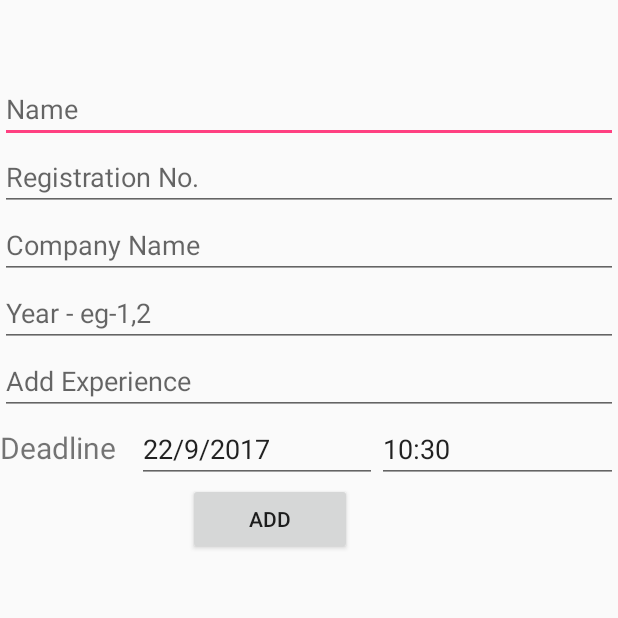
After one commit to mkfeuhrer/TPO-MNNIT, an Android app: the AddInterviewExperience screen opened directly, with no data from a screen before it, on a phone screen of 412 x 824 dp, the top half of it. The commit adds this screen. Run offline under Robolectric (Android 15) with nearby library versions, the phone set to English and light mode, and no system bars; our stand-ins replace Firebase (no records; nobody signed in at launch, a user with empty details on screens opened directly).

Commit message:
Adding InterViewExperience Feature with RecylerView Implementation

```diff
--- a/app/build.gradle
+++ b/app/build.gradle
@@ -40,6 +40,6 @@ dependencies {
     compile 'com.google.firebase:firebase-core:9.0.0'
     compile 'com.android.support:design:26.+'
     compile 'com.android.support:support-v4:26.+'
+    compile 'com.android.support:cardview-v7:25.3.1'
     testCompile 'junit:junit:4.12'
-    compile 'com.android.support:cardview-v7:25.3.1'
 }
--- a/app/src/main/java/com/example/mohit/tpomnnit/services/NotificationService.java
+++ b/app/src/main/java/com/example/mohit/tpomnnit/services/NotificationService.java
@@ -62,7 +62,7 @@ public class NotificationService extends IntentService{
                 NotificationHandler.showNotification(this, R.drawable.company4, "Company added","a new company is added click here to check");
             }
             try {
-                Thread.sleep(1000);
+                Thread.sleep(10000);
             } catch (InterruptedException e) {
                 e.printStackTrace();
             }
--- /dev/null
+++ b/app/src/main/java/com/example/mohit/tpomnnit/student/InterviewExperience/AddInterviewExperience.java
@@ -0,0 +1,172 @@
+package com.example.mohit.tpomnnit.student.InterviewExperience;
+
+import android.app.DatePickerDialog;
+import android.app.Dialog;
+import android.app.TimePickerDialog;
+import android.support.v7.app.AppCompatActivity;
+import android.os.Bundle;
+import android.text.TextUtils;
+import android.util.Log;
+import android.view.View;
+import android.widget.Button;
+import android.widget.DatePicker;
+import android.widget.EditText;
+import android.widget.TimePicker;
+
+import com.example.mohit.tpomnnit.R;
+import com.example.mohit.tpomnnit.student.company.Companies;
+import com.google.firebase.database.DataSnapshot;
+import com.google.firebase.database.DatabaseError;
+import com.google.firebase.database.DatabaseReference;
+import com.google.firebase.database.FirebaseDatabase;
+import com.google.firebase.database.ValueEventListener;
+
+import java.util.ArrayList;
+import java.util.Calendar;
+
+public class AddInterviewExperience extends AppCompatActivity {
+
+
+    private static final String TAG = AddInterviewExperience.class.getSimpleName();
+    private DatabaseReference mDatabase;
+    private String interviewId;
+    private Button addinterview;
+    private EditText company,year,date,experience,time,name,regno;
+    private int Year, month, day,hours,minutes;
+    Calendar calendar;
+
+    @Override
+    protected void onCreate(Bundle savedInstanceState) {
+        super.onCreate(savedInstanceState);
+        setContentView(R.layout.activity_add_interview_experience);
+
+        mDatabase = FirebaseDatabase.getInstance().getReference("interviews");
+        interviewId = mDatabase.push().getKey();
+
+
+        addinterview   = (Button)findViewById(R.id.addinterview);
+        year           = (EditText)findViewById(R.id.year);
+        company        = (EditText)findViewById(R.id.company);
+        experience     = (EditText)findViewById(R.id.experience);
+        name           = (EditText)findViewById(R.id.name);
+        regno           = (EditText)findViewById(R.id.regno);
+
+        calendar = Calendar.getInstance();
+        Year = calendar.get(Calendar.YEAR);
+        hours = calendar.get(Calendar.HOUR_OF_DAY);
+        minutes = calendar.get(Calendar.MINUTE);
+        month = calendar.get(Calendar.MONTH);
+        day = calendar.get(Calendar.DAY_OF_MONTH);
+
+        date = (EditText) findViewById(R.id.textDate);
+        time = (EditText) findViewById(R.id.textTime);
+        showTime(hours,minutes);
+        showDate(Year, month+1, day);
+        date.setFocusable(false);
+        time.setFocusable(false);
+        date.setOnClickListener(new View.OnClickListener() {
+            @Override
+            public void onClick(View v) {
+                setDate(v);
+            }
+        });
+        time.setOnClickListener(new View.OnClickListener() {
+            @Override
+            public void onClick(View v) {
+                setTime(v);
+            }
+        });
+
+        addinterview.setOnClickListener(new View.OnClickListener() {
+            @Override
+            public void onClick(View view) {
+
+                // Check for already existed userId
+                if (TextUtils.isEmpty(interviewId)) {
+                } else {
+                    String curtime = time.getText().toString() + " " + date.getText().toString();
+                    Interview interview = new Interview(name.getText().toString().trim(), regno.getText().toString().trim(), year.getText().toString().trim(), company.getText().toString().trim(), experience.getText().toString().trim(), curtime);
+                    addCompanyChangeListener(interview);
+                }
+
+
+            }
+        });
+    }
+
+
+    private void addCompanyChangeListener(final Interview interview) {
+        // User data change listener
+        mDatabase.child(interviewId).addValueEventListener(new ValueEventListener() {
+            @Override
+            public void onDataChange(DataSnapshot dataSnapshot) {
+                Interview interview1 = interview;
+
+                // Check for null
+                if (interview1 == null) {
+                    Log.e(TAG, "User data is null!");
+                    return;
+                }
+                final String companyId = mDatabase.push().getKey();
+                mDatabase.child(companyId).setValue(interview1);
+                Log.e(TAG, "User data is changed!" + interview1.company + ", " + interview1.year);
+            }
+
+            @Override
+            public void onCancelled(DatabaseError error) {
+                // Failed to read value
+                Log.e(TAG, "Failed to read user", error.toException());
+            }
+        });
+    }
+
+    @SuppressWarnings("deprecation")
+    public void setDate(View view) {
+        showDialog(999);
+    }
+    public void setTime(View view)
+    {
+        showDialog(998);
+    }
+
+    @Override
+    protected Dialog onCreateDialog(int id) {
+        // TODO Auto-generated method stub
+        if (id == 999) {
+            return new DatePickerDialog(this,
+                    myDateListener, Year, month, day);
+        }
+        else if(id == 998)
+        {
+            return new TimePickerDialog(this,myTimeListener,hours,minutes,false);
+        }
+        return null;
+    }
+
+
+    private TimePickerDialog.OnTimeSetListener myTimeListener = new
+            TimePickerDialog.OnTimeSetListener() {
+                @Override
+                public void onTimeSet(TimePicker view, int hourOfDay, int minute) {
+                    showTime(hourOfDay,minute);
+                }
+            };
+    private DatePickerDialog.OnDateSetListener myDateListener = new
+            DatePickerDialog.OnDateSetListener() {
+                @Override
+                public void onDateSet(DatePicker arg0,
+                                      int arg1, int arg2, int arg3) {
+                    showDate(arg1, arg2+1, arg3);
+                }
+            };
+    private  void showTime(int hours,int minutes)
+    {
+        time.setText(new StringBuilder().append(hours).append(":")
+                .append(minutes));
+    }
+    private void showDate(int year, int month, int day) {
+        date.setText(new StringBuilder().append(day).append("/")
+                .append(month).append("/").append(year));
+    }
+
+}
--- a/app/src/main/java/com/example/mohit/tpomnnit/student/StudentProfile.java
+++ b/app/src/main/java/com/example/mohit/tpomnnit/student/StudentProfile.java
@@ -21,6 +21,7 @@ import android.widget.EditText;
 import android.widget.ImageView;
 import android.widget.Toast;
 
+import com.example.mohit.tpomnnit.student.InterviewExperience.interviewexperience;
 import com.example.mohit.tpomnnit.student.company.CompanyStudent;
 import com.example.mohit.tpomnnit.student.profile.MyProfile;
 import com.example.mohit.tpomnnit.R;
@@ -204,6 +205,8 @@ public class StudentProfile extends AppCompatActivity
             startActivity(i);
 
         } else if (id == R.id.interviewexperience) {
+            Intent i = new Intent(StudentProfile.this,interviewexperience.class);
+            startActivity(i);
 
         } else if (id == R.id.contact) {
 
--- /dev/null
+++ b/app/src/main/res/layout/activity_add_interview_experience.xml
@@ -0,0 +1,93 @@
+<?xml version="1.0" encoding="utf-8"?>
+<LinearLayout xmlns:android="http://schemas.android.com/apk/res/android"
+    xmlns:app="http://schemas.android.com/apk/res-auto"
+    xmlns:tools="http://schemas.android.com/tools"
+    android:layout_width="match_parent"
+    android:layout_height="match_parent"
+    tools:context="com.example.mohit.tpomnnit.tpo.AddCompany">
+
+    <LinearLayout
+        android:layout_marginTop="50dp"
+        android:layout_width="match_parent"
+        android:layout_height="wrap_content"
+        android:orientation="vertical">
+
+        <EditText
+            android:layout_width="match_parent"
+            android:layout_height="wrap_content"
+            android:hint="Name"
+            android:inputType="textPersonName"
+            android:id="@+id/name" />
+
+        <EditText
+            android:layout_width="match_parent"
+            android:layout_height="wrap_content"
+            android:hint="Registration No."
+            android:inputType="textPersonName"
+            android:id="@+id/regno" />
+
+        <EditText
+            android:layout_width="match_parent"
+            android:layout_height="wrap_content"
+            android:hint="Company Name"
+            android:inputType="textPersonName"
+            android:id="@+id/company" />
+
+        <EditText
+            android:layout_width="match_parent"
+            android:layout_height="wrap_content"
+            android:hint="Year - eg-1,2"
+            android:inputType="number"
+            android:id="@+id/year" />
+
+        <EditText
+            android:layout_width="match_parent"
+            android:layout_height="wrap_content"
+            android:hint="Add Experience"
+            android:inputType="text"
+            android:id="@+id/experience" />
+
+        <LinearLayout xmlns:android="http://schemas.android.com/apk/res/android"
+            xmlns:tools="http://schemas.android.com/tools"
+            android:layout_width="match_parent"
+            android:layout_height="wrap_content"
+            android:weightSum="90"
+            tools:context=".login_signup.MainActivity" >
+            <TextView
+                android:id="@+id/textDsdf"
+                android:layout_width="0dp"
+                android:layout_height="wrap_content"
+                android:layout_weight="20"
+                android:textSize="20dp"
+                android:editable="false"
+                android:text="Deadline" />
+            <EditText
+                android:id="@+id/textDate"
+                android:layout_width="0dp"
+                android:layout_height="wrap_content"
+                android:layout_weight="35"
+                android:editable="false"
+                android:hint="date"
+                android:inputType="date" />
+
+            <EditText
+                android:id="@+id/textTime"
+                android:layout_width="0dp"
+                android:layout_height="wrap_content"
+                android:layout_weight="35"
+                android:editable="false"
+                android:hint="time"
+                android:inputType="time" />
+        </LinearLayout>
+
+
+        <Button
+            android:id="@+id/addinterview"
+            android:layout_width="109dp"
+            android:layout_height="wrap_content"
+            android:layout_marginLeft="125dp"
+            android:text="Add" />
+
+    </LinearLayout>
+
+</LinearLayout>
--- a/app/src/main/res/layout/activity_tpo_home.xml
+++ b/app/src/main/res/layout/activity_tpo_home.xml
@@ -22,4 +22,5 @@
         app:headerLayout="@layout/nav_header_tpo_home"
         app:menu="@menu/activity_tpo_home_drawer" />
 
+
 </android.support.v4.widget.DrawerLayout>
--- a/app/src/main/res/layout/app_bar_tpo_home.xml
+++ b/app/src/main/res/layout/app_bar_tpo_home.xml
@@ -28,6 +28,6 @@
         android:layout_height="wrap_content"
         android:layout_gravity="bottom|end"
         android:layout_margin="@dimen/fab_margin"
-        app:srcCompat="@android:drawable/ic_dialog_email" />
+        app:srcCompat="@android:drawable/ic_input_add" />
 
 </android.support.design.widget.CoordinatorLayout>
```
Also changed, not shown: app/src/main/AndroidManifest.xml (+6 -1 lines), app/src/main/java/com/example/mohit/tpomnnit/student/InterviewExperience/DividerItemDecoration.java (added, +92 -0 lines), app/src/main/java/com/example/mohit/tpomnnit/student/InterviewExperience/InterViewAdapter.java (added, +51 -0 lines), app/src/main/java/com/example/mohit/tpomnnit/student/InterviewExperience/Interview.java (added, +26 -0 lines), app/src/main/java/com/example/mohit/tpomnnit/student/InterviewExperience/RecyclerTouchListener.java (added, +60 -0 lines), app/src/main/java/com/example/mohit/tpomnnit/student/InterviewExperience/interviewexperience.java (added, +116 -0 lines), app/src/main/res/layout/activity_interviewexperience.xml (added, +27 -0 lines), app/src/main/res/layout/interview_row.xml (added, +52 -0 lines), app/src/main/res/drawable/interview.jpg (added).
